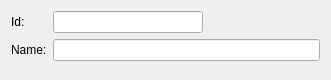
The window that libs/ItemEditor/examples/ClientEditor/src/ClientWidget.ui (scandyna/multidiagtools) describes before a commit, drawn with Qt 5.
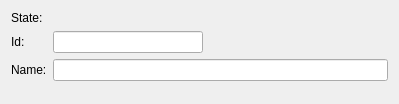
The same window after the commit.

Patch:
```diff
--- a/libs/ItemEditor/examples/ClientEditor/src/ClientWidget.ui
+++ b/libs/ItemEditor/examples/ClientEditor/src/ClientWidget.ui
@@ -6,22 +6,22 @@
    <rect>
     <x>0</x>
     <y>0</y>
-    <width>331</width>
-    <height>80</height>
+    <width>399</width>
+    <height>104</height>
    </rect>
   </property>
   <property name="windowTitle">
    <string>Form</string>
   </property>
   <layout class="QFormLayout" name="formLayout">
-   <item row="0" column="0">
+   <item row="1" column="0">
     <widget class="QLabel" name="lb_Id">
      <property name="text">
       <string>Id:</string>
      </property>
     </widget>
    </item>
-   <item row="0" column="1">
+   <item row="1" column="1">
     <widget class="QLineEdit" name="fld_Id">
      <property name="maximumSize">
       <size>
@@ -34,16 +34,30 @@
      </property>
     </widget>
    </item>
-   <item row="1" column="0">
+   <item row="2" column="0">
     <widget class="QLabel" name="lb_Name">
      <property name="text">
       <string>Name:</string>
      </property>
     </widget>
    </item>
-   <item row="1" column="1">
+   <item row="2" column="1">
     <widget class="QLineEdit" name="fld_Name"/>
    </item>
+   <item row="0" column="1">
+    <widget class="QLabel" name="fld_State">
+     <property name="text">
+      <string/>
+     </property>
+    </widget>
+   </item>
+   <item row="0" column="0">
+    <widget class="QLabel" name="StateLabel">
+     <property name="text">
+      <string>State: </string>
+     </property>
+    </widget>
+   </item>
   </layout>
  </widget>
  <resources/>
```
